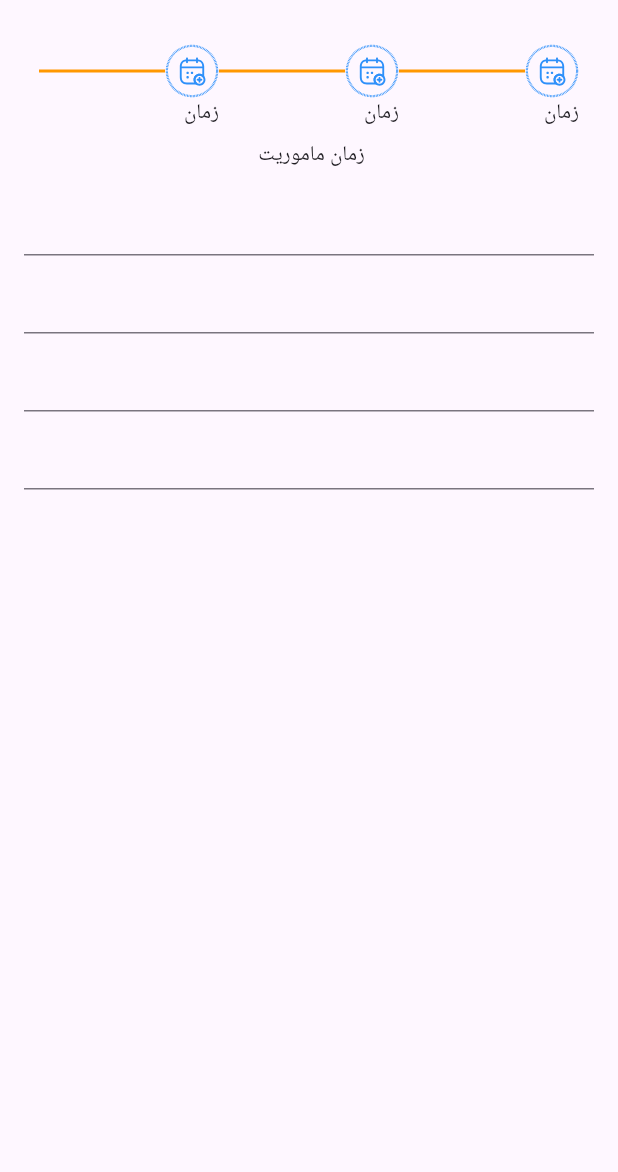
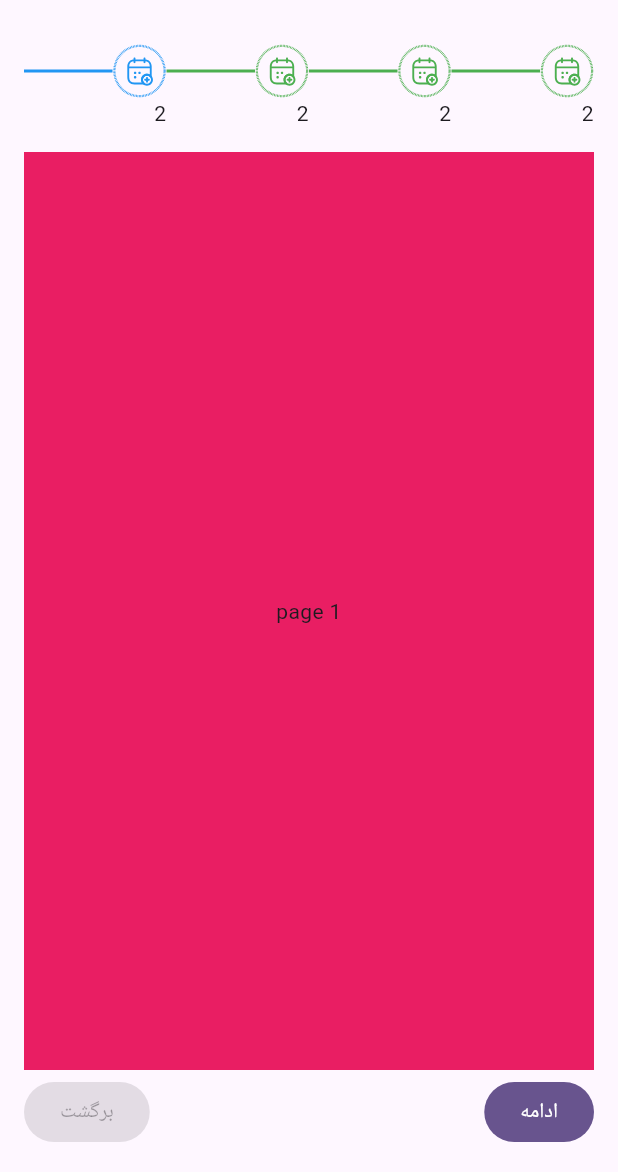
Before and after one commit to EngSara77/sample_flutter, a Flutter app: the screen it shows after launch, on a phone screen of 412 x 824 dp, the part 64-1236 px from its top. Run offline on Flutter 3.47's test engine with Material 2 defaults, Android fonts, the phone set to English and light mode, and no system bars; our stand-ins replace flutter_svg, get; missing offline and left inert: avatar_stack.

Commit message:
create pageview

```diff
--- /dev/null
+++ b/lib/controllers/mission_report_controller.dart
@@ -0,0 +1,26 @@
+import 'package:flutter/material.dart';
+import 'package:get/get.dart';
+import 'package:sample_flutter/widgets/commute_widget.dart';
+import 'package:sample_flutter/widgets/final_report_widget.dart';
+import 'package:sample_flutter/widgets/report_widget.dart';
+import 'package:sample_flutter/widgets/time_widget.dart';
+
+class MissionReportController extends GetxController{
+
+final PageController pageController=PageController(initialPage: 0);
+ Rx<int> activePage=0.obs;
+ Rx<bool> isActive=true.obs;
+
+
+  final List<Widget> pages= [
+
+  const TimeWidget(),
+  const ReportWidget(),
+  const CommuteWidget(),
+  const FinalReportWidget(),
+
+  ];
+
+
+
+}
--- a/lib/main.dart
+++ b/lib/main.dart
@@ -1,5 +1,8 @@
 import 'package:flutter/material.dart';
 import 'package:get/get_navigation/src/root/get_material_app.dart';
+import 'package:get/instance_manager.dart';
+import 'package:sample_flutter/controllers/laztloading_controller.dart';
+import 'package:sample_flutter/controllers/mission_report_controller.dart';
 import 'package:sample_flutter/widgets/report/report_home_view.dart';
 
 
@@ -16,7 +19,8 @@ class MyApp extends StatelessWidget {
     return GetMaterialApp(
       onInit: () => {
 
-       // Get.put(LazyLoadingController()),
+       Get.put(LazyLoadingController()),
+       Get.lazyPut(() => MissionReportController()),
       },
       debugShowCheckedModeBanner: false,
       title: 'Flutter Demo',
--- /dev/null
+++ b/lib/widgets/mission_report_view.dart
@@ -0,0 +1,95 @@
+import 'package:flutter/material.dart';
+import 'package:get/get.dart';
+import 'package:sample_flutter/controllers/mission_report_controller.dart';
+import 'package:sample_flutter/widgets/report/stepper_custom.dart';
+import 'package:sample_flutter/widgets/stepper_component.dart';
+
+
+class MissionReportView extends GetView<MissionReportController> {
+  const MissionReportView({super.key});
+
+  @override
+  Widget build(BuildContext context) {
+
+   return  Padding(
+     padding: const EdgeInsets.all(16),
+     child: Column(
+
+      children: [
+
+     setCustomStepper(),
+        const SizedBox(height: 16,),
+     setPages(),
+        const SizedBox(height: 4,),
+
+        Row(
+          mainAxisAlignment: MainAxisAlignment.spaceBetween,
+
+      children: [
+            FilledButton(
+            onPressed: () {
+              controller.activePage.value+1;
+             },
+            child: const Text('ادامه'),),
+          const FilledButton(onPressed: null,
+          child: Text('برگشت'),)
+      ],
+        )
+      ],
+        ),
+   );
+
+
+
+
+
+
+
+  }
+
+ Widget setCustomStepper() {
+
+  // ''
+
+return   Row(
+
+children:   [
+
+
+StepperComponent(currentIndex: 4, index: 1, svgName: 'assets/svgs/time-step-blue.svg',),
+StepperComponent(currentIndex: 4, index: 2, svgName: 'assets/svgs/time-step-blue.svg',),
+StepperComponent(currentIndex: 4, index: 3, svgName: 'assets/svgs/time-step-blue.svg',),
+StepperComponent(currentIndex: 4, index: 4, svgName: 'assets/svgs/time-step-blue.svg',),
+
+],
+
+);
+
+}
+
+ Widget setPages() {
+
+
+  return
+     Obx(()=>controller.isActive.value?
+      Expanded(
+        child: PageView.builder(
+          controller: controller.pageController,
+          itemCount: controller.pages.length,
+          onPageChanged: (int page){
+
+            controller.activePage.value=page;
+          },
+          itemBuilder:(
+          BuildContext context,int index) {
+
+            return controller.pages[index % controller.pages.length];
+
+          }
+
+         ),
+      ):const SizedBox(),
+     );
+ }
+
+}
--- a/lib/widgets/report/report_body_widget.dart
+++ b/lib/widgets/report/report_body_widget.dart
@@ -1,13 +1,13 @@
 import 'package:flutter/material.dart';
-import 'package:sample_flutter/widgets/report/stepper.dart';
+import 'package:sample_flutter/widgets/report/stepper_custom.dart';
 
 class ReportBodyWidget extends StatelessWidget {
   const ReportBodyWidget({super.key});
 
   @override
   Widget build(BuildContext context) {
-    return const Padding(
-      padding: EdgeInsets.all(16),
+    return  const Padding(
+      padding:  EdgeInsets.all(16),
       child: Column(children:  [
          StepperCustom(),
         SizedBox(height: 8,),
@@ -15,15 +15,7 @@ class ReportBodyWidget extends StatelessWidget {
         Text('زمان ماموریت '),
         SizedBox(height: 8,),
 
-        TextField(),
-        SizedBox(height: 4,),
-        TextField(),
-        SizedBox(height: 4,),
 
-        TextField(),
-        SizedBox(height: 4,),
-
-        TextField(),
       ],),
     );
   }
--- a/lib/widgets/report/report_home_view.dart
+++ b/lib/widgets/report/report_home_view.dart
@@ -1,5 +1,6 @@
 import 'package:flutter/material.dart';
-import 'package:sample_flutter/widgets/report/report_body_widget.dart';
+import 'package:sample_flutter/widgets/mission_report_view.dart';
+
 
 class ReportHomeView extends StatelessWidget {
   const ReportHomeView({super.key});
@@ -9,7 +10,7 @@ class ReportHomeView extends StatelessWidget {
     return Scaffold(
 
       appBar: AppBar(title: const Text('گزارش ماموریت'),centerTitle: true,),
-      body: const ReportBodyWidget(),
+      body: const MissionReportView(),
 
     );
   }
--- a/lib/widgets/report/stepper.dart
+++ /dev/null
@@ -1,66 +0,0 @@
-import 'package:flutter/material.dart';
-import 'package:flutter_svg/svg.dart';
-
-class StepperCustom extends StatefulWidget {
-  const StepperCustom({super.key});
-
-  @override
-  State<StepperCustom> createState() => _StepperCustomState();
-}
-
-class _StepperCustomState extends State<StepperCustom> {
-  @override
-  Widget build(BuildContext context) {
-    return  Column(
-      crossAxisAlignment: CrossAxisAlignment.stretch,
-
-      children: [
-        Container(padding: const EdgeInsets.symmetric(horizontal:10),
-        child: const Row(
-
-          children: [
-                StepperComponent(),
-         StepperComponent(),
-         StepperComponent(),
-
-          ],
-        ),
-
-        )
-
-
-
-      ],
-    );
-  }
-}
-
-
-
-
-
-class StepperComponent extends StatelessWidget {
-  const StepperComponent({super.key});
-
-  @override
-  Widget build(BuildContext context) {
-    return   Expanded(
-      child: Column(
-        crossAxisAlignment: CrossAxisAlignment.start,
-        children: [
-          Row(
-    children: [
-
-
-          SvgPicture.asset('assets/svgs/time-step-blue.svg'),
-          Expanded(child: Container(height: 2,color: Colors.orange,))
-
-    ],
-            ),
-
-            const Text('زمان'),
-        ],
-      ),
-    );
-  }
-}
--- /dev/null
+++ b/lib/widgets/stepper_component.dart
@@ -0,0 +1,35 @@
+import 'package:flutter/material.dart';
+import 'package:flutter_svg/svg.dart';
+
+class StepperComponent extends StatelessWidget {
+
+   int index;
+ int currentIndex;
+ String svgName;
+  // VoidCallback onTapFunc;
+  //required this.currentIndex,required this.index,required this.onTapFunc
+    StepperComponent({super.key,required this.currentIndex,required this.index,required this.svgName});
+
+  @override
+  Widget build(BuildContext context) {
+    return   Expanded(
+      child: Column(
+        crossAxisAlignment: CrossAxisAlignment.start,
+        children: [
+          Row(
+      children: [
+
+          GestureDetector(
+            //onTap: onTapFunc,
+            child: SvgPicture.asset(svgName,color: currentIndex==index? Colors.blue:currentIndex>index? Colors.green:Colors.grey,)),
+            Expanded(child: Container(height: 2,color:currentIndex==index? Colors.blue:currentIndex>index? Colors.green:Colors.grey,))
+
+      ],
+            ),
+
+             const Text('2'),
+        ],
+      ),
+    );
+  }
+}
--- /dev/null
+++ b/lib/widgets/time_widget.dart
@@ -0,0 +1,18 @@
+import 'package:flutter/material.dart';
+import 'package:get/get.dart';
+
+class TimeWidget extends GetWidget {
+  const TimeWidget({super.key});
+
+  @override
+  Widget build(BuildContext context) {
+    return Container(
+      alignment: Alignment.center,
+      height: 200,
+      width: 200,
+
+      color: Colors.pink,
+      child: const Text('page 1'),
+    );
+  }
+}
```
Also changed, not shown: lib/controllers/laztloading_controller.dart (+23 -23 lines), lib/widgets/commute_stepper_component.dart (added, +34 -0 lines), lib/widgets/commute_widget.dart (added, +17 -0 lines), lib/widgets/final_report_widget.dart (added, +17 -0 lines), lib/widgets/final_stepper_component.dart (added, +34 -0 lines), lib/widgets/lazyloading.dart (+25 -25 lines), lib/widgets/report/stepper_custom.dart (added, +111 -0 lines), lib/widgets/report_stepper_component.dart (added, +34 -0 lines), lib/widgets/report_widget.dart (added, +17 -0 lines), lib/widgets/time_stepper_component.dart (added).
